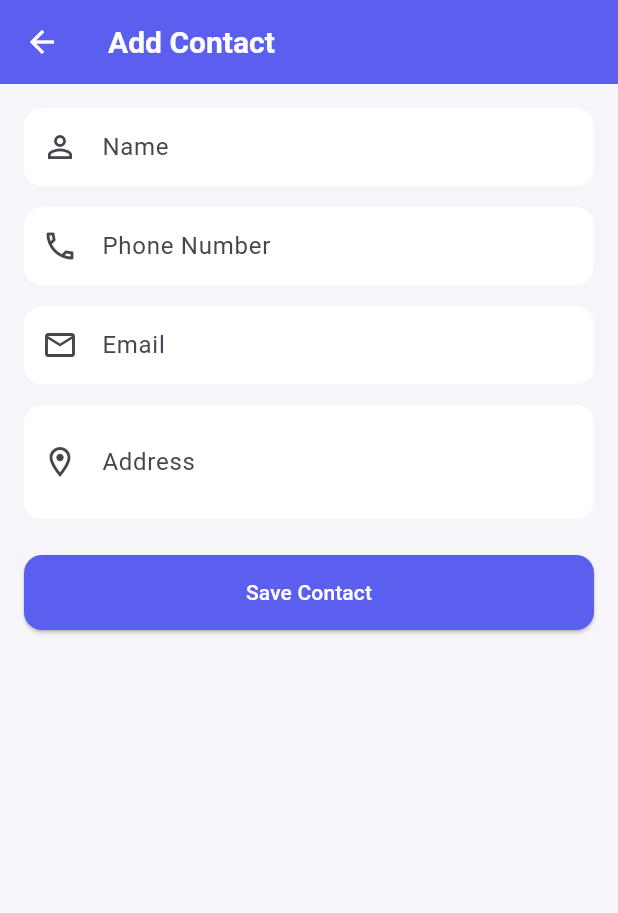
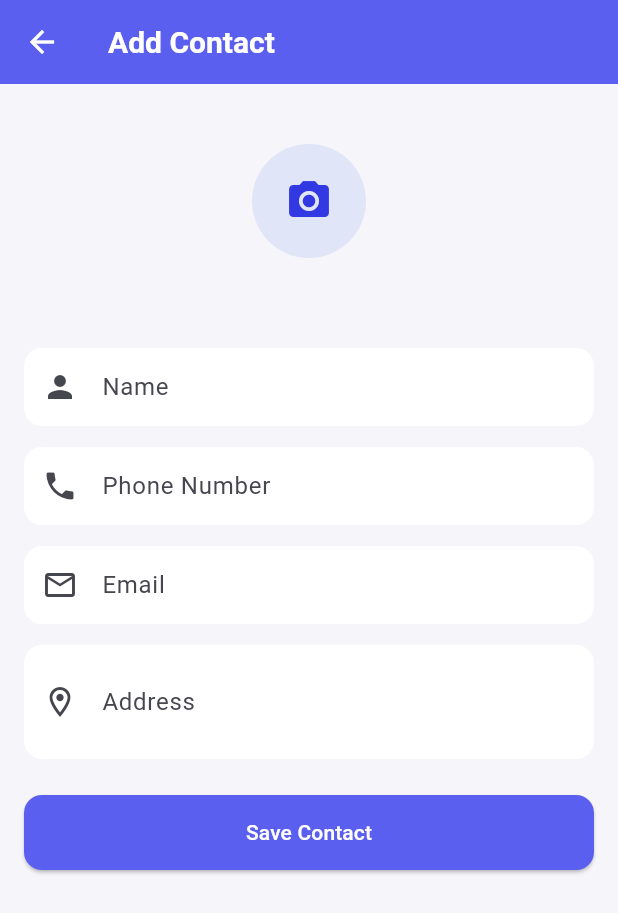
Before and after one commit to tohidulhemel/O_Contacts_LDCA_Task, a Flutter app: the AddContactScreen screen opened directly, on a phone screen of 412 x 824 dp. Shown: the top 913 px of the screen. Run offline on Flutter 3.47's test engine with Material 3 defaults, Android fonts, the phone set to English and light mode, and no system bars; our stand-ins replace sqflite; accounts and stored records are empty.

Commit message:
UI Updated

```diff
--- a/lib/widgets/contact_form.dart
+++ b/lib/widgets/contact_form.dart
@@ -1,3 +1,4 @@
+import 'package:contacts_ldca_app/utils/app_theme.dart';
 import 'package:flutter/material.dart';
 import '../models/contact.dart';
 
@@ -102,11 +103,31 @@ class _ContactFormState extends State<ContactForm> {
       child: ListView(
         padding: const EdgeInsets.all(16),
         children: [
+          const SizedBox(height: 24),
+
+          Center(
+            child: Container(
+              width: 76,
+              height: 76,
+              decoration: BoxDecoration(
+                color: const Color.fromARGB(255, 33, 86, 233).withValues(alpha: 0.10),
+                shape: BoxShape.circle,
+              ),
+              child: Icon(
+                Icons.camera_alt,
+                size: 32,
+                color: const Color.fromARGB(255, 50, 56, 226),
+              ),
+            ),
+          ),
+
+          const SizedBox(height: 60),
+
           TextFormField(
             controller: _nameController,
             decoration: const InputDecoration(
               labelText: 'Name',
-              prefixIcon: Icon(Icons.person_outline),
+              prefixIcon: Icon(Icons.person),
             ),
             validator: _validateName,
             textInputAction: TextInputAction.next,
@@ -116,7 +137,7 @@ class _ContactFormState extends State<ContactForm> {
             controller: _phoneController,
             decoration: const InputDecoration(
               labelText: 'Phone Number',
-              prefixIcon: Icon(Icons.phone_outlined),
+              prefixIcon: Icon(Icons.phone),
             ),
             keyboardType: TextInputType.phone,
             validator: _validatePhone,
```
Also changed, not shown: lib/screens/contact_details_screen.dart (+57 -21 lines), lib/widgets/contact_card.dart (+5 -12 lines).
